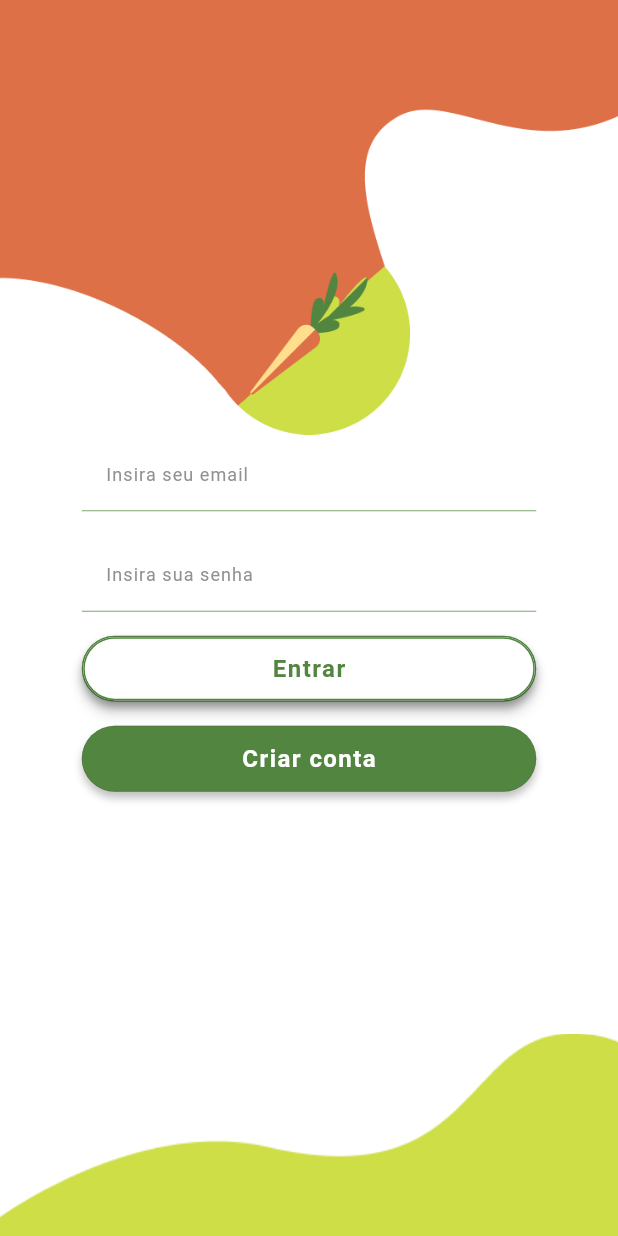
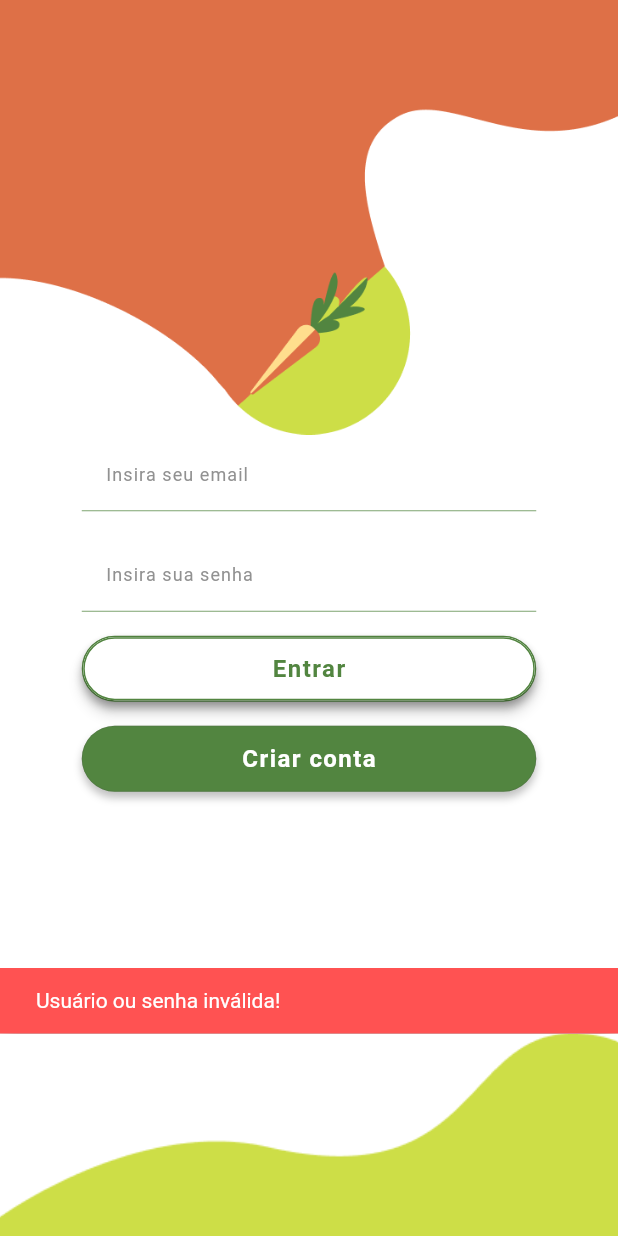
Before and after one commit to xraquelsilva/NutriEasy, a Flutter app: the screen it shows after launch, after a tap on "Entrar", on a phone screen of 412 x 824 dp. Run offline on Flutter 3.47's test engine with Material 2 defaults, Android fonts, the phone set to English and light mode, and no system bars; our stand-ins replace firebase_auth, firebase_core, firebase_database; accounts and stored records are empty; network calls fail; Roboto replaces fonts that are missing (Public Sans).

Commit message:
Adicionado UserModel e User controller, retirando responsábilidades da página de login e deixando no Usercontroller

```diff
--- a/nutrieasy/lib/check-page.dart
+++ b/nutrieasy/lib/check-page.dart
@@ -1,8 +1,8 @@
 import 'dart:async';
-
 import 'package:flutter/material.dart';
 import 'package:firebase_auth/firebase_auth.dart';
-import 'package:nutrieasy/screens/home-page.dart';
+import 'package:nutrieasy/models/UserModel.dart';
+import 'package:nutrieasy/screens/cardapio.dart';
 import 'package:nutrieasy/screens/login.dart';
 
 class CheckPage extends StatefulWidget {
@@ -15,6 +15,7 @@ class CheckPage extends StatefulWidget {
 class _CheckPageState extends State<CheckPage> {
 
   StreamSubscription? streamSubscription;
+  UserModel? loggedUser;
 
   @override
   void initState() {
@@ -25,10 +26,8 @@ class _CheckPageState extends State<CheckPage> {
         if(user == null) {
           Navigator.pushReplacement(context, MaterialPageRoute(builder: (context) => const LoginPage()));
         }else {
-          FirebaseAuth.instance.signOut();
-          //aqui vai a pagina principal
-          Navigator.pushReplacement(context, MaterialPageRoute(builder: (context) => const HomePage()));
-          // print('usuário logado');
+          loggedUser = UserModel(id: user.uid, username: user.displayName?? "");
+          Navigator.pushReplacement(context, MaterialPageRoute(builder: (context) => const Cardapio()));
         }
       });
   }
--- /dev/null
+++ b/nutrieasy/lib/controllers/UserController.dart
@@ -0,0 +1,41 @@
+import 'package:firebase_auth/firebase_auth.dart';
+
+import '../models/UserModel.dart';
+
+class UserController {
+  UserModel? _loggedUser;
+
+  void loginUser(String id, String username) {
+    _loggedUser = UserModel(id: id, username: username);
+  }
+
+  void logoutUser() {
+    _loggedUser = null;
+  }
+
+  UserModel? getLoggedInUser() {
+    return _loggedUser;
+  }
+
+  String? loginErrorMessage = "Usuário ou senha inválida!";
+
+  Future<bool> loginWithEmailAndPassword(String email, String password) async {
+    try {
+      UserCredential userCredential = await FirebaseAuth.instance
+          .signInWithEmailAndPassword(email: email, password: password);
+
+      if (userCredential.user != null) {
+        loginUser(
+          userCredential.user!.uid,
+          userCredential.user!.displayName ?? "",
+        );
+        return true;
+      }
+    } on FirebaseAuthException catch (e) {
+      if (e.code == 'user-not-found' || e.code == 'wrong-password') {
+        return false;
+      }
+    }
+    return false;
+  }
+}
--- /dev/null
+++ b/nutrieasy/lib/models/UserModel.dart
@@ -0,0 +1,9 @@
+class UserModel {
+  final String id;
+  final String username;
+
+  UserModel({
+    required this.id,
+    required this.username,
+  });
+}
--- a/nutrieasy/lib/screens/login.dart
+++ b/nutrieasy/lib/screens/login.dart
@@ -1,25 +1,20 @@
-import 'package:firebase_auth/firebase_auth.dart';
+// ignore_for_file: use_build_context_synchronously
 import 'package:flutter/material.dart';
 import 'package:nutrieasy/screens/cadastro.dart';
-//import 'package:nutrieasy/screens/cardapio.dart';
-import 'package:nutrieasy/screens/refeicao.dart';
 import 'navbar.dart';
-
-import 'initial-page.dart';
-import 'home-page.dart';
-
+import 'package:nutrieasy/controllers/UserController.dart';
 class LoginPage extends StatefulWidget {
   const LoginPage({super.key});
 
   @override
-  // ignore: library_private_types_in_public_api
-  _LoginPageState createState() => _LoginPageState();
+  LoginPageState createState() => LoginPageState();
 }
 
-class _LoginPageState extends State<LoginPage> {
+class LoginPageState extends State<LoginPage> {
   final _emailController = TextEditingController();
   final _passwordController = TextEditingController();
-  final _firebaseAuth = FirebaseAuth.instance;
+
+  final UserController userController = UserController();
 
   @override
   Widget build(BuildContext context) {
@@ -133,7 +128,7 @@ class _LoginPageState extends State<LoginPage> {
                     elevation: 4,
                   ),
                   onPressed: () {
-                    login();
+                    login(context);
                     // Navigator.push(
                     //   context,
                     //   MaterialPageRoute(
@@ -213,33 +208,24 @@ class _LoginPageState extends State<LoginPage> {
     );
   }
 
-  login() async {
-    try {
-      UserCredential userCredential =
-          await _firebaseAuth.signInWithEmailAndPassword(
-              email: _emailController.text, password: _passwordController.text);
-      if (userCredential != null) {
+  login(BuildContext context) async {
+  bool loginSuccessful = await userController.loginWithEmailAndPassword(
+    _emailController.text,
+    _passwordController.text,
+  );
+
+  if (loginSuccessful) {
     Navigator.pushReplacement(
       context,
-          MaterialPageRoute(builder: (context) =>  BottomTabBar()),
+      MaterialPageRoute(builder: (context) => const BottomTabBar()),
     );
-      }
-    } on FirebaseAuthException catch (e) {
-      if (e.code == 'user-not-found') {
+  } else {
     ScaffoldMessenger.of(context).showSnackBar(
-          const SnackBar(
-            content: Text('Usuário não encontrado'),
-            backgroundColor: Colors.redAccent,
-          ),
-        );
-      } else if (e.code == 'wrong-password') {
-        ScaffoldMessenger.of(context).showSnackBar(
-          const SnackBar(
-            content: Text('Senha inválida!'),
+      SnackBar(
+        content: Text(userController.loginErrorMessage ?? 'Erro desconhecido'),
         backgroundColor: Colors.redAccent,
       ),
     );
   }
 }
 }
-}
```
Lines whose indentation alone changed are shown as unchanged.
